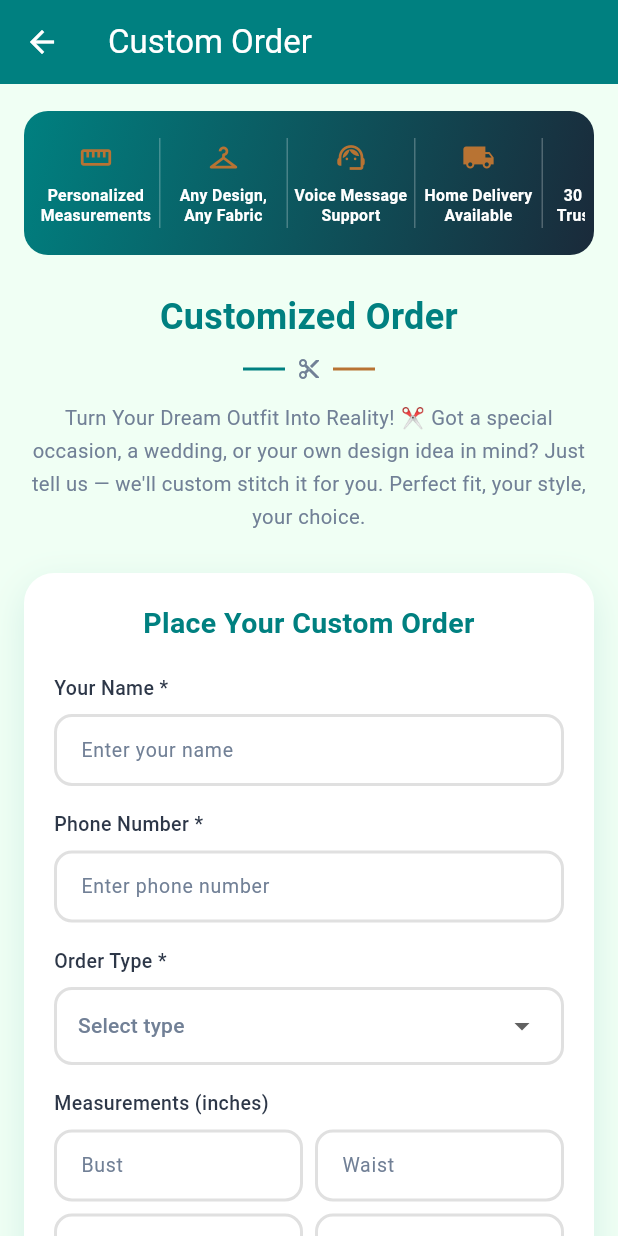
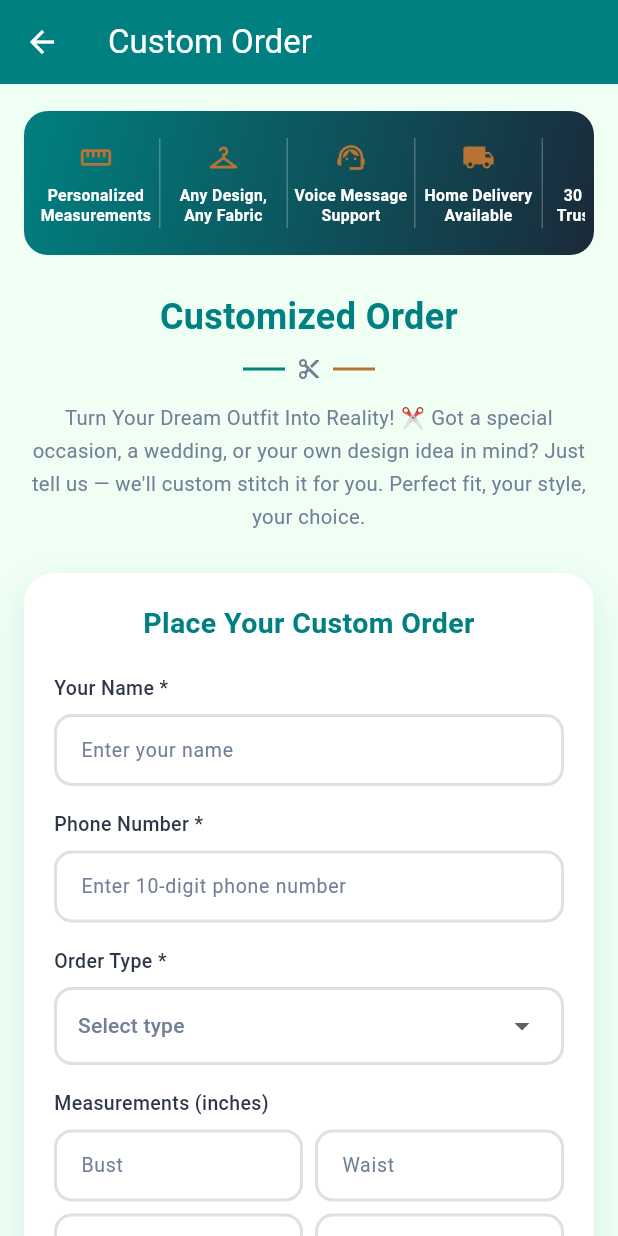
Before and after one commit to nivi-ops/fashion, a Flutter app: the CustomOrderPage screen opened directly, on a phone screen of 412 x 824 dp. Run offline on Flutter 3.47's test engine with Material 3 defaults, Android fonts, the phone set to English and light mode, and no system bars; our stand-ins replace audioplayers, cloud_firestore, firebase_core, firebase_messaging, firebase_storage, flutter_local_notifications and 9 more; missing offline and left inert: public_file_saver, razorpay_flutter, record; accounts and stored records are empty; Roboto replaces fonts that are missing (PlayfairDisplay).

Commit message:
updated code

```diff
--- a/lib/custom_order_page.dart
+++ b/lib/custom_order_page.dart
@@ -35,6 +35,7 @@
 import 'dart:io';
 import 'dart:convert';
 import 'package:flutter/material.dart';
+import 'package:flutter/services.dart';
 import 'package:cloud_firestore/cloud_firestore.dart';
 import 'package:record/record.dart';
 import 'package:audioplayers/audioplayers.dart';
@@ -553,13 +554,26 @@ class _CustomOrderPageState extends State<CustomOrderPage> {
             ),
             const SizedBox(height: 16),
 
-            _buildLabel('Phone Number *'),
+                         _buildLabel('Phone Number *'),
             _buildTextField(
               controller: _phoneController,
-              hint: 'Enter phone number',
+              hint: 'Enter 10-digit phone number',
               keyboardType: TextInputType.phone,
-              validator: (v) =>
-                  (v == null || v.trim().isEmpty) ? 'Required' : null,
+              maxLength: 10,
+              inputFormatters: [
+                FilteringTextInputFormatter.digitsOnly,
+              ],
+              validator: (v) {
+                final value = v?.trim() ?? '';
+                if (value.isEmpty) return 'Required';
+                if (value.length != 10) {
+                  return 'Enter a valid 10-digit number';
+                }
+                if (!RegExp(r'^[6-9][0-9]{9}$').hasMatch(value)) {
+                  return 'Enter a valid phone number';
+                }
+                return null;
+              },
             ),
             const SizedBox(height: 16),
 
@@ -665,22 +679,27 @@ class _CustomOrderPageState extends State<CustomOrderPage> {
     );
   }
 
-  Widget _buildTextField({
+      Widget _buildTextField({
     required TextEditingController controller,
     required String hint,
     TextInputType? keyboardType,
     int maxLines = 1,
+    int? maxLength,
+    List<TextInputFormatter>? inputFormatters,
     String? Function(String?)? validator,
   }) {
     return TextFormField(
       controller: controller,
       keyboardType: keyboardType,
       maxLines: maxLines,
+      maxLength: maxLength,
+      inputFormatters: inputFormatters,
       validator: validator,
       style: const TextStyle(fontSize: 14),
       decoration: InputDecoration(
         hintText: hint,
         hintStyle: const TextStyle(fontSize: 13, color: AppColors.textLight),
+        counterText: '',
         filled: true,
         fillColor: Colors.white,
         contentPadding:
@@ -697,6 +716,15 @@ class _CustomOrderPageState extends State<CustomOrderPage> {
           borderRadius: BorderRadius.circular(12),
           borderSide: const BorderSide(color: AppColors.primary, width: 2),
         ),
+        errorBorder: OutlineInputBorder(
+          borderRadius: BorderRadius.circular(12),
+          borderSide: const BorderSide(color: Colors.red, width: 2),
+        ),
+        focusedErrorBorder: OutlineInputBorder(
+          borderRadius: BorderRadius.circular(12),
+          borderSide: const BorderSide(color: Colors.red, width: 2),
+        ),
+        errorStyle: const TextStyle(fontSize: 11),
       ),
     );
   }
--- a/lib/main.dart
+++ b/lib/main.dart
@@ -5,8 +5,8 @@ import 'firebase_options.dart';
 
 import 'app_colors.dart';
 import 'app_state.dart';
-import 'main_nav_page.dart';
 import 'notification_service.dart';
+import 'splash_screen.dart';
 
 void main() async {
   WidgetsFlutterBinding.ensureInitialized();
@@ -45,7 +45,7 @@ class MyApp extends StatelessWidget {
         colorScheme: ColorScheme.fromSeed(seedColor: AppColors.primary),
         useMaterial3: true,
       ),
-      home: const MainNavPage(),
+            home: const SplashScreen(),
     );
   }
 }
```
Also changed, not shown: lib/catering_page.dart (+33 -5 lines), lib/checkout.dart (+40 -0 lines).
